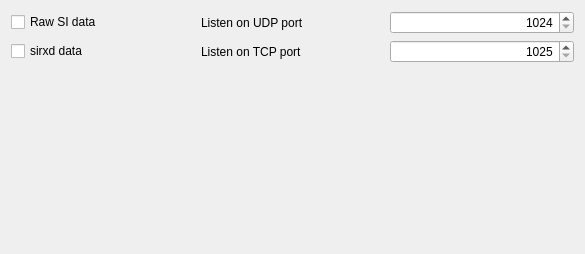
Old version of the form quickevent/app/quickevent/plugins/CardReader/src/services/racomclientwidget.ui in the repository Quick-Event/quickbox.
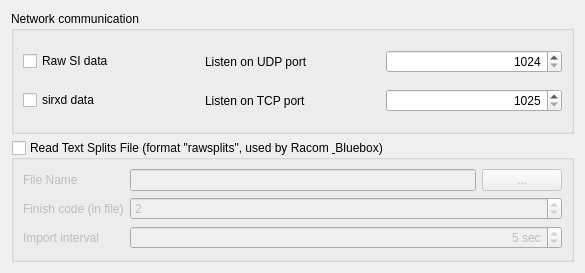
New version of the form.

Commit message: Read splits from TXT file prototype. Read format known as "racom rawsplits".  Format generated from Racom or BlueBox

Diff of the .ui file:
```diff
--- a/quickevent/app/quickevent/plugins/CardReader/src/services/racomclientwidget.ui
+++ b/quickevent/app/quickevent/plugins/CardReader/src/services/racomclientwidget.ui
@@ -7,40 +7,19 @@
     <x>0</x>
     <y>0</y>
     <width>585</width>
-    <height>254</height>
+    <height>273</height>
    </rect>
   </property>
   <property name="windowTitle">
    <string>Racom Client</string>
   </property>
+  <layout class="QVBoxLayout" name="verticalLayout">
+   <item>
+    <widget class="QGroupBox" name="groupBox">
+     <property name="title">
+      <string>Network communication</string>
+     </property>
   <layout class="QGridLayout" name="gridLayout">
-   <item row="1" column="2">
-    <widget class="QSpinBox" name="edSirxdDataListenPort">
-     <property name="alignment">
-      <set>Qt::AlignRight|Qt::AlignTrailing|Qt::AlignVCenter</set>
-     </property>
-     <property name="minimum">
-      <number>1025</number>
-     </property>
-     <property name="maximum">
-      <number>65535</number>
-     </property>
-    </widget>
-   </item>
-   <item row="1" column="0">
-    <widget class="QCheckBox" name="chkListenSirxdData">
-     <property name="text">
-      <string>sirxd data</string>
-     </property>
-    </widget>
-   </item>
-   <item row="0" column="1">
-    <widget class="QLabel" name="label_2">
-     <property name="text">
-      <string>Listen on UDP port</string>
-     </property>
-    </widget>
-   </item>
    <item row="0" column="0">
     <widget class="QCheckBox" name="chkListenRawData">
      <property name="text">
@@ -48,6 +27,13 @@
      </property>
     </widget>
    </item>
+      <item row="0" column="1">
+       <widget class="QLabel" name="label_2">
+        <property name="text">
+         <string>Listen on UDP port</string>
+        </property>
+       </widget>
+      </item>
    <item row="0" column="2">
     <widget class="QSpinBox" name="edRawDataListenPort">
      <property name="alignment">
@@ -61,6 +47,13 @@
      </property>
     </widget>
    </item>
+      <item row="1" column="0">
+       <widget class="QCheckBox" name="chkListenSirxdData">
+        <property name="text">
+         <string>sirxd data</string>
+        </property>
+       </widget>
+      </item>
    <item row="1" column="1">
     <widget class="QLabel" name="label_3">
      <property name="text">
@@ -68,18 +61,103 @@
      </property>
     </widget>
    </item>
+      <item row="1" column="2">
+       <widget class="QSpinBox" name="edSirxdDataListenPort">
+        <property name="alignment">
+         <set>Qt::AlignRight|Qt::AlignTrailing|Qt::AlignVCenter</set>
+        </property>
+        <property name="minimum">
+         <number>1025</number>
+        </property>
+        <property name="maximum">
+         <number>65535</number>
+        </property>
+       </widget>
+      </item>
+     </layout>
+    </widget>
+   </item>
+   <item>
+    <widget class="QGroupBox" name="gbReadSplitsFile">
+     <property name="title">
+      <string>Read Text Splits File (format &quot;rawsplits&quot;, used by Racom &amp; Bluebox)</string>
+     </property>
+     <property name="checkable">
+      <bool>true</bool>
+     </property>
+     <property name="checked">
+      <bool>false</bool>
+     </property>
+     <layout class="QFormLayout" name="formLayout_2">
+      <item row="0" column="0">
+       <widget class="QLabel" name="label_6">
+        <property name="text">
+         <string>File Name</string>
+        </property>
+       </widget>
+      </item>
+      <item row="1" column="0">
+       <widget class="QLabel" name="label_7">
+        <property name="text">
+         <string>Finish code (in file)</string>
+        </property>
+       </widget>
+      </item>
+      <item row="1" column="1">
+       <widget class="QSpinBox" name="edReadSplitFinishCode">
+        <property name="minimum">
+         <number>0</number>
+        </property>
+        <property name="maximum">
+         <number>999</number>
+        </property>
+        <property name="value">
+         <number>2</number>
+        </property>
+       </widget>
+      </item>
+      <item row="2" column="0">
+       <widget class="QLabel" name="label_8">
+        <property name="text">
+         <string>Import interval</string>
+        </property>
+       </widget>
+      </item>
    <item row="2" column="1">
-    <spacer name="verticalSpacer">
-     <property name="orientation">
-      <enum>Qt::Vertical</enum>
-     </property>
-     <property name="sizeHint" stdset="0">
-      <size>
-       <width>20</width>
-       <height>40</height>
-      </size>
-     </property>
-    </spacer>
+       <widget class="QSpinBox" name="edReadSplitInterval">
+        <property name="alignment">
+         <set>Qt::AlignRight|Qt::AlignTrailing|Qt::AlignVCenter</set>
+        </property>
+        <property name="suffix">
+         <string> sec</string>
+        </property>
+        <property name="maximum">
+         <number>600</number>
+        </property>
+        <property name="singleStep">
+         <number>1</number>
+        </property>
+        <property name="value">
+         <number>5</number>
+        </property>
+       </widget>
+      </item>
+      <item row="0" column="1">
+       <layout class="QHBoxLayout" name="horizontalLayout">
+        <item>
+         <widget class="QLineEdit" name="edReadSplitsFile"/>
+        </item>
+        <item>
+         <widget class="QPushButton" name="btChooseSplitsFile">
+          <property name="text">
+           <string>...</string>
+          </property>
+         </widget>
+        </item>
+       </layout>
+      </item>
+     </layout>
+    </widget>
    </item>
   </layout>
  </widget>
```
Left out of the diff: 5 changed lines with no effect on the pictures. Lines whose indentation alone changed are shown as unchanged. The commit also changes 7 other files.
